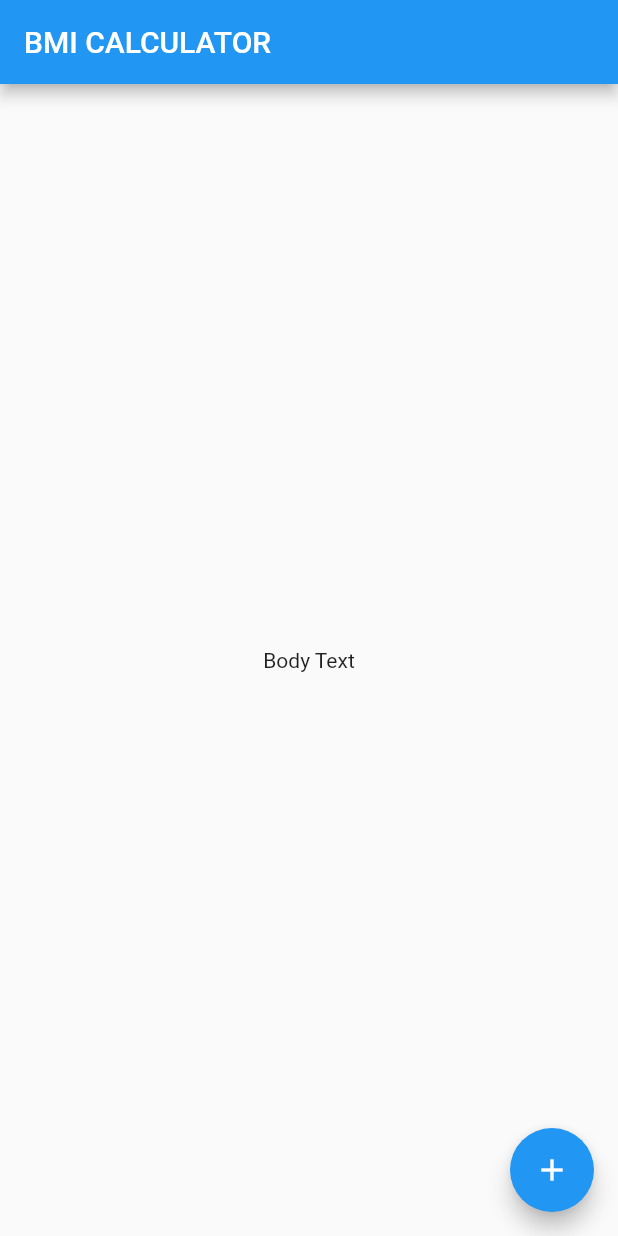
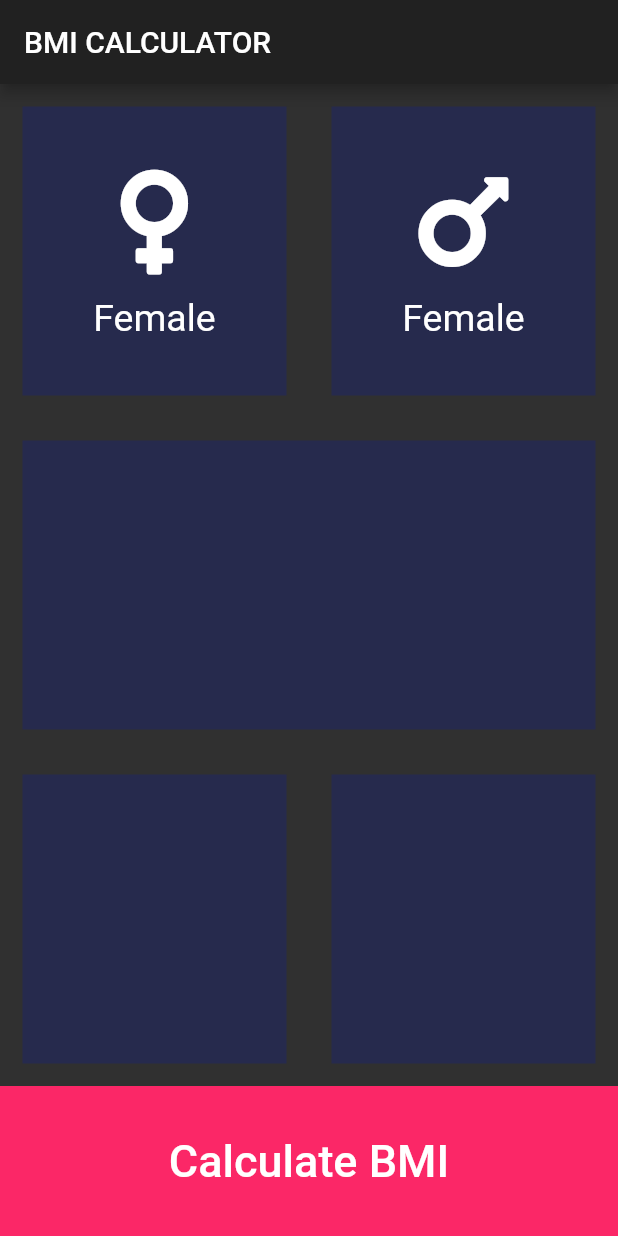
Before and after one commit to divyashivaram/flutter_udemy, a Flutter app: the screen it shows after launch, on a phone screen of 412 x 824 dp. Run offline on Flutter 3.47's test engine with Material 2 defaults, Android fonts, the phone set to English and light mode, and no system bars; our stand-ins replace audioplayers, font_awesome_flutter, rflutter_alert.

Commit message:
bmi calculator: add containers

```diff
--- /dev/null
+++ b/bmi_calculator/lib/container_box.dart
@@ -0,0 +1,20 @@
+import 'package:flutter/material.dart';
+
+const containerMargin = EdgeInsets.all(15.0);
+
+class ContainerBox extends StatelessWidget {
+  final Color bgcolor;
+  final Widget? cardContent;
+  ContainerBox(this.bgcolor, [this.cardContent]);
+
+  @override
+  Widget build(BuildContext context) {
+    return Expanded(
+      child: Container(
+        child: cardContent,
+        margin: containerMargin,
+        decoration: BoxDecoration(color: bgcolor),
+      ),
+    );
+  }
+}
--- /dev/null
+++ b/bmi_calculator/lib/icon_container_content.dart
@@ -0,0 +1,32 @@
+import 'package:flutter/material.dart';
+
+const labelStyle = TextStyle(fontSize: 25.0);
+const sizedBoxHeight = 10.0;
+const iconSize = 80.0;
+
+class IconContainerContent extends StatelessWidget {
+  final IconData icon;
+  final String label;
+
+  IconContainerContent(this.icon, this.label);
+
+  @override
+  Widget build(BuildContext context) {
+    return Column(
+      mainAxisAlignment: MainAxisAlignment.center,
+      children: [
+        Icon(
+          icon,
+          size: iconSize,
+        ),
+        SizedBox(
+          height: sizedBoxHeight,
+        ),
+        Text(
+          'Female',
+          style: labelStyle,
+        ),
+      ],
+    );
+  }
+}
--- /dev/null
+++ b/bmi_calculator/lib/input_page.dart
@@ -0,0 +1,69 @@
+import 'package:flutter/material.dart';
+import 'package:font_awesome_flutter/font_awesome_flutter.dart';
+import 'icon_container_content.dart';
+import 'container_box.dart';
+
+const bottomContainerHeight = 100.0;
+const activeContainerColor = Color(0xff262A4D);
+const bottomButtonColor = Color(0xffFB2767);
+
+class InputPage extends StatefulWidget {
+  @override
+  _InputPageState createState() => _InputPageState();
+}
+
+class _InputPageState extends State<InputPage> {
+  @override
+  Widget build(BuildContext context) {
+    return Scaffold(
+      appBar: AppBar(
+        title: Text('BMI CALCULATOR'),
+      ),
+      body: Column(
+        crossAxisAlignment: CrossAxisAlignment.stretch,
+        children: [
+          Expanded(
+            child: Row(
+              children: [
+                ContainerBox(
+                  activeContainerColor,
+                  IconContainerContent(FontAwesomeIcons.venus, 'FEMALE'),
+                ),
+                ContainerBox(
+                  activeContainerColor,
+                  IconContainerContent(FontAwesomeIcons.mars, 'MALE'),
+                ),
+              ],
+            ),
+          ),
+          ContainerBox(
+            activeContainerColor,
+          ),
+          Expanded(
+            child: Row(
+              children: [
+                ContainerBox(
+                  activeContainerColor,
+                ),
+                ContainerBox(
+                  activeContainerColor,
+                ),
+              ],
+            ),
+          ),
+          Container(
+            color: bottomButtonColor,
+            height: bottomContainerHeight,
+            child: TextButton(
+              onPressed: () {},
+              child: Text(
+                "Calculate BMI",
+                style: TextStyle(color: Colors.white, fontSize: 30.0),
+              ),
+            ),
+          ),
+        ],
+      ),
+    );
+  }
+}
--- a/bmi_calculator/lib/main.dart
+++ b/bmi_calculator/lib/main.dart
@@ -1,4 +1,5 @@
 import 'package:flutter/material.dart';
+import 'input_page.dart';
 
 void main() => runApp(BMICalculator());
 
@@ -6,30 +7,8 @@ class BMICalculator extends StatelessWidget {
   @override
   Widget build(BuildContext context) {
     return MaterialApp(
+      theme: ThemeData.dark(),
       home: InputPage(),
     );
   }
 }
-
-class InputPage extends StatefulWidget {
-  @override
-  _InputPageState createState() => _InputPageState();
-}
-
-class _InputPageState extends State<InputPage> {
-  @override
-  Widget build(BuildContext context) {
-    return Scaffold(
-      appBar: AppBar(
-        title: Text('BMI CALCULATOR'),
-      ),
-      body: Center(
-        child: Text('Body Text'),
-      ),
-      floatingActionButton: FloatingActionButton(
-        onPressed: () {},
-        child: Icon(Icons.add),
-      ),
-    );
-  }
-}
--- a/bmi_calculator/pubspec.yaml
+++ b/bmi_calculator/pubspec.yaml
@@ -28,6 +28,7 @@ dependencies:
   # The following adds the Cupertino Icons font to your application.
   # Use with the CupertinoIcons class for iOS style icons.
   cupertino_icons: ^1.0.2
+  font_awesome_flutter: ^9.1.0
 
 dev_dependencies:
   flutter_test:
```
Also changed, not shown: bmi_calculator/pubspec.lock.
